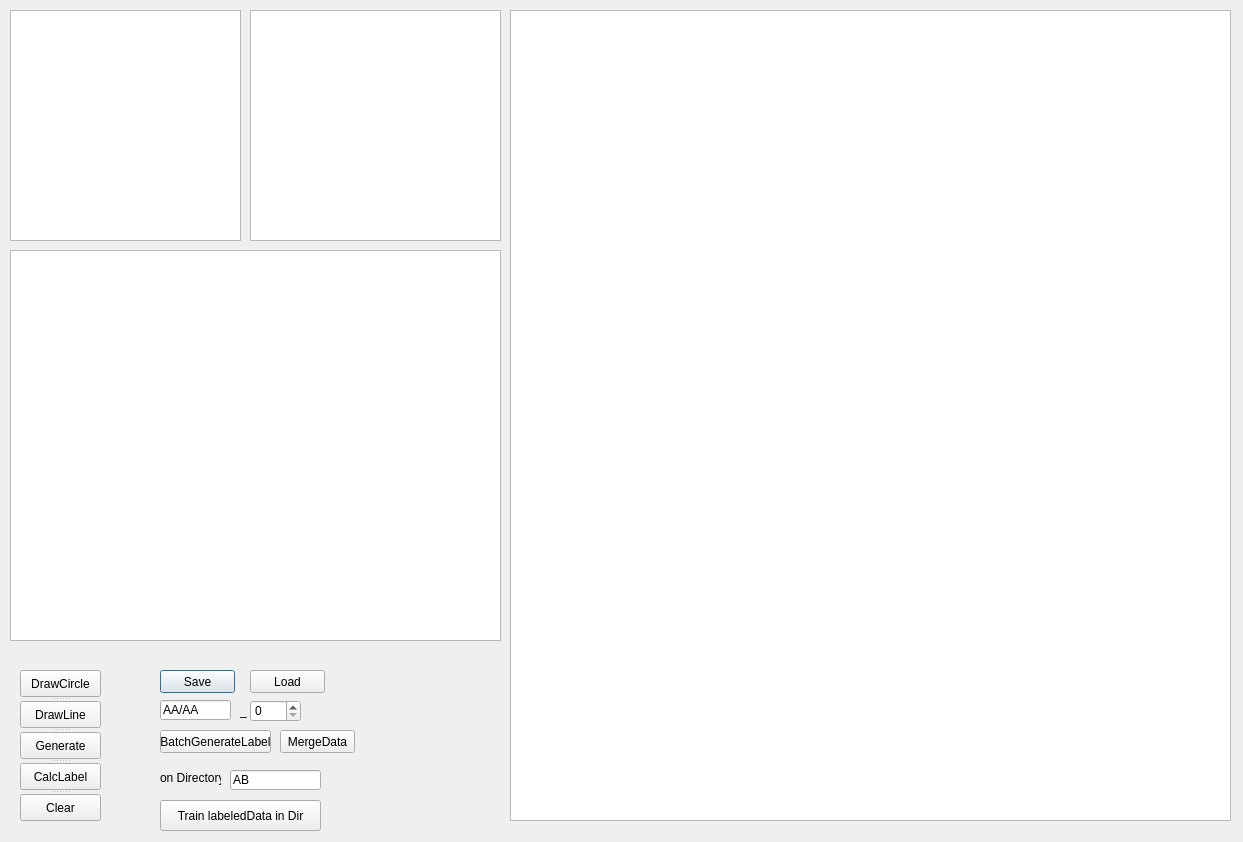
Old version of the form mainWin.ui in the repository alexjean/MakeData.
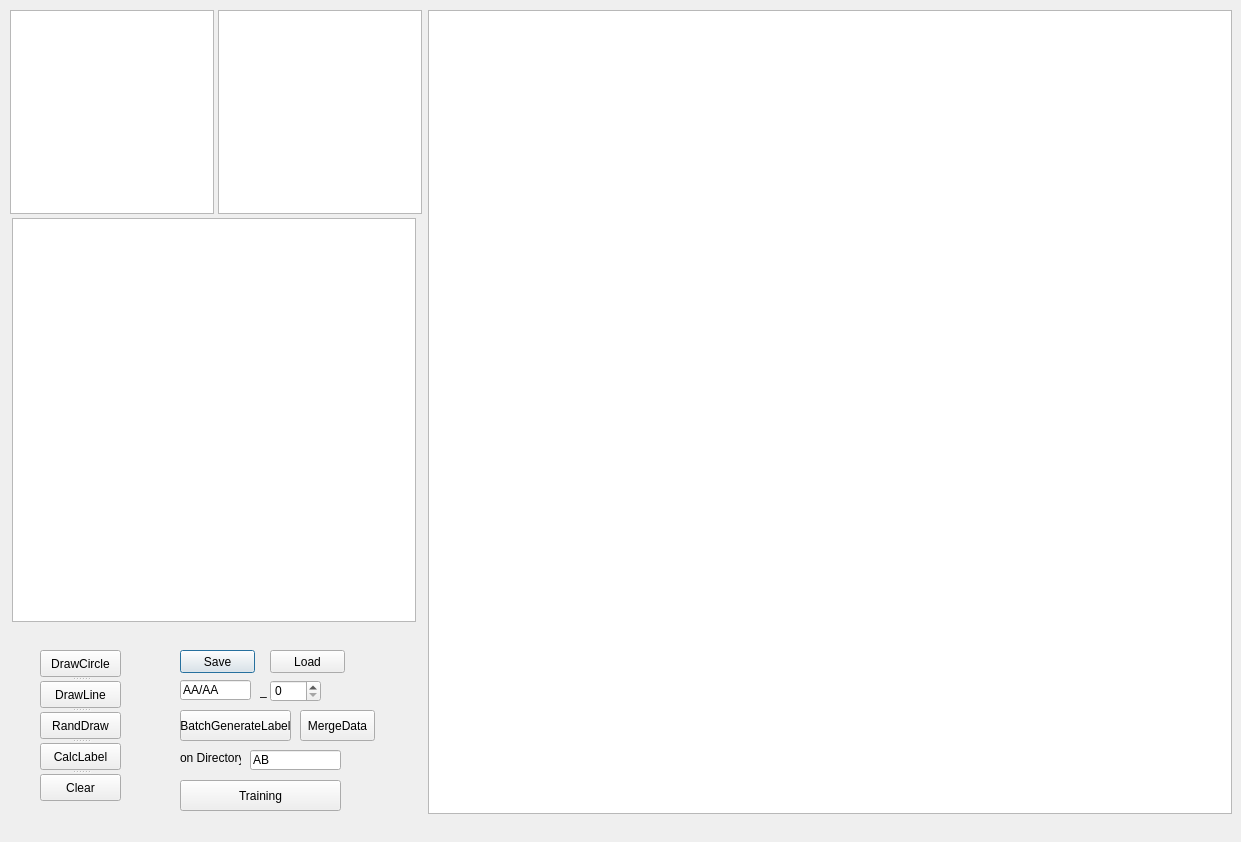
New version of the form.

Commit message: 畫面控件微調

```diff
--- a/mainWin.ui
+++ b/mainWin.ui
@@ -6,7 +6,7 @@
    <rect>
     <x>0</x>
     <y>0</y>
-    <width>1243</width>
+    <width>1241</width>
     <height>842</height>
    </rect>
   </property>
@@ -18,36 +18,36 @@
     <rect>
      <x>10</x>
      <y>10</y>
-     <width>231</width>
-     <height>231</height>
+     <width>204</width>
+     <height>204</height>
     </rect>
    </property>
   </widget>
   <widget class="QGraphicsView" name="viewLarge">
    <property name="geometry">
     <rect>
-     <x>510</x>
+     <x>428</x>
      <y>10</y>
-     <width>721</width>
-     <height>811</height>
+     <width>804</width>
+     <height>804</height>
     </rect>
    </property>
   </widget>
   <widget class="QGraphicsView" name="view1">
    <property name="geometry">
     <rect>
-     <x>250</x>
+     <x>218</x>
      <y>10</y>
-     <width>251</width>
-     <height>231</height>
+     <width>204</width>
+     <height>204</height>
     </rect>
    </property>
   </widget>
   <widget class="QPushButton" name="btnSave">
    <property name="geometry">
     <rect>
-     <x>160</x>
-     <y>670</y>
+     <x>180</x>
+     <y>650</y>
      <width>75</width>
      <height>23</height>
     </rect>
@@ -59,8 +59,8 @@
   <widget class="QLineEdit" name="leTrainFileName">
    <property name="geometry">
     <rect>
-     <x>160</x>
-     <y>700</y>
+     <x>180</x>
+     <y>680</y>
      <width>71</width>
      <height>20</height>
     </rect>
@@ -72,8 +72,8 @@
   <widget class="QSpinBox" name="sboxTrainFileName">
    <property name="geometry">
     <rect>
-     <x>250</x>
-     <y>700</y>
+     <x>270</x>
+     <y>680</y>
      <width>51</width>
      <height>22</height>
     </rect>
@@ -85,8 +85,8 @@
   <widget class="QLabel" name="label">
    <property name="geometry">
     <rect>
-     <x>240</x>
-     <y>700</y>
+     <x>260</x>
+     <y>680</y>
      <width>21</width>
      <height>21</height>
     </rect>
@@ -98,8 +98,8 @@
   <widget class="QPushButton" name="btnLoad">
    <property name="geometry">
     <rect>
-     <x>250</x>
-     <y>670</y>
+     <x>270</x>
+     <y>650</y>
      <width>75</width>
      <height>23</height>
     </rect>
@@ -111,20 +111,20 @@
   <widget class="QGraphicsView" name="view2">
    <property name="geometry">
     <rect>
-     <x>10</x>
-     <y>250</y>
-     <width>491</width>
-     <height>391</height>
+     <x>12</x>
+     <y>218</y>
+     <width>404</width>
+     <height>404</height>
     </rect>
    </property>
   </widget>
   <widget class="QPushButton" name="btnBatchGenerateLabel">
    <property name="geometry">
     <rect>
-     <x>160</x>
-     <y>730</y>
+     <x>180</x>
+     <y>710</y>
      <width>111</width>
-     <height>23</height>
+     <height>31</height>
     </rect>
    </property>
    <property name="text">
@@ -134,8 +134,8 @@
   <widget class="QLabel" name="label_2">
    <property name="geometry">
     <rect>
-     <x>160</x>
-     <y>770</y>
+     <x>180</x>
+     <y>750</y>
      <width>61</width>
      <height>16</height>
     </rect>
@@ -147,8 +147,8 @@
   <widget class="QLineEdit" name="edPath">
    <property name="geometry">
     <rect>
-     <x>230</x>
-     <y>770</y>
+     <x>250</x>
+     <y>750</y>
      <width>91</width>
      <height>20</height>
     </rect>
@@ -160,23 +160,23 @@
   <widget class="QPushButton" name="btnTraining">
    <property name="geometry">
     <rect>
-     <x>160</x>
-     <y>800</y>
+     <x>180</x>
+     <y>780</y>
      <width>161</width>
      <height>31</height>
     </rect>
    </property>
    <property name="text">
-    <string>Train labeledData in Dir</string>
+    <string>Training</string>
    </property>
   </widget>
   <widget class="QPushButton" name="btnMergeData">
    <property name="geometry">
     <rect>
-     <x>280</x>
-     <y>730</y>
+     <x>300</x>
+     <y>710</y>
      <width>75</width>
-     <height>23</height>
+     <height>31</height>
     </rect>
    </property>
    <property name="text">
@@ -186,8 +186,8 @@
   <widget class="QSplitter" name="splitter">
    <property name="geometry">
     <rect>
-     <x>20</x>
-     <y>670</y>
+     <x>40</x>
+     <y>650</y>
      <width>81</width>
      <height>151</height>
     </rect>
@@ -207,7 +207,7 @@
    </widget>
    <widget class="QPushButton" name="btnGenerate">
     <property name="text">
-     <string>Generate</string>
+     <string>RandDraw</string>
     </property>
    </widget>
    <widget class="QPushButton" name="btnCalcTrainLabel">
```
Left out of the diff: 8 changed lines with no effect on the pictures. The commit also changes 2 other files.
